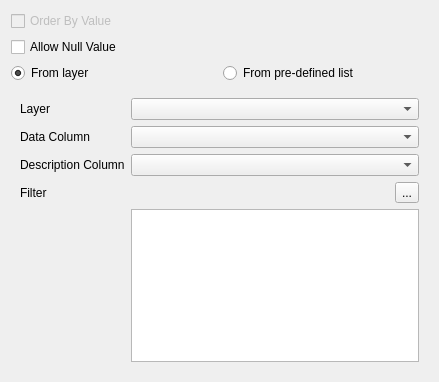
Qt form src/configmanager/editorwidgets/uifiles/listwidget_config.ui (roam-qgis/Roam) before a commit.
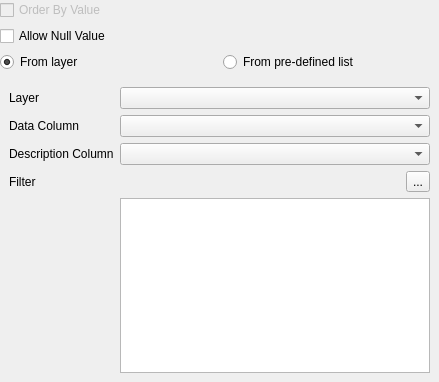
The same form after that commit.

Commit message: Reduce margins on config widgets

The edit to the form file:
```diff
--- a/src/configmanager/editorwidgets/uifiles/listwidget_config.ui
+++ b/src/configmanager/editorwidgets/uifiles/listwidget_config.ui
@@ -14,6 +14,9 @@
    <string>Form</string>
   </property>
   <layout class="QGridLayout" name="gridLayout">
+   <property name="margin">
+    <number>0</number>
+   </property>
    <item row="3" column="0">
     <widget class="QStackedWidget" name="stackedWidget">
      <property name="currentIndex">
```
The commit also changes 9 other files.
